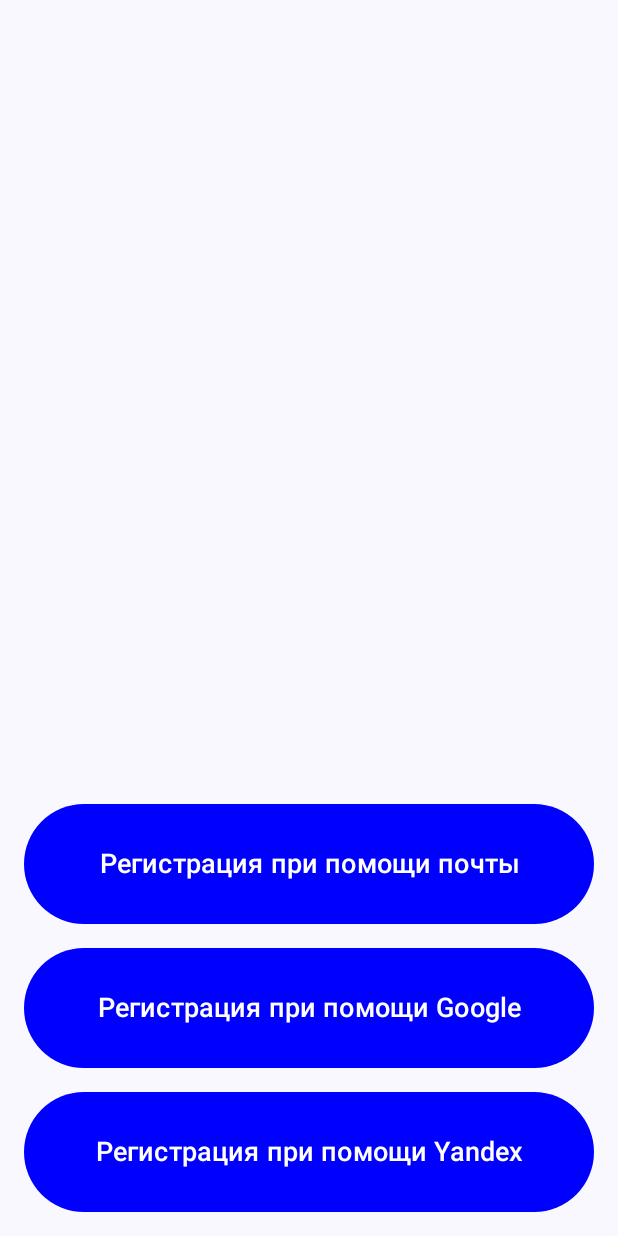
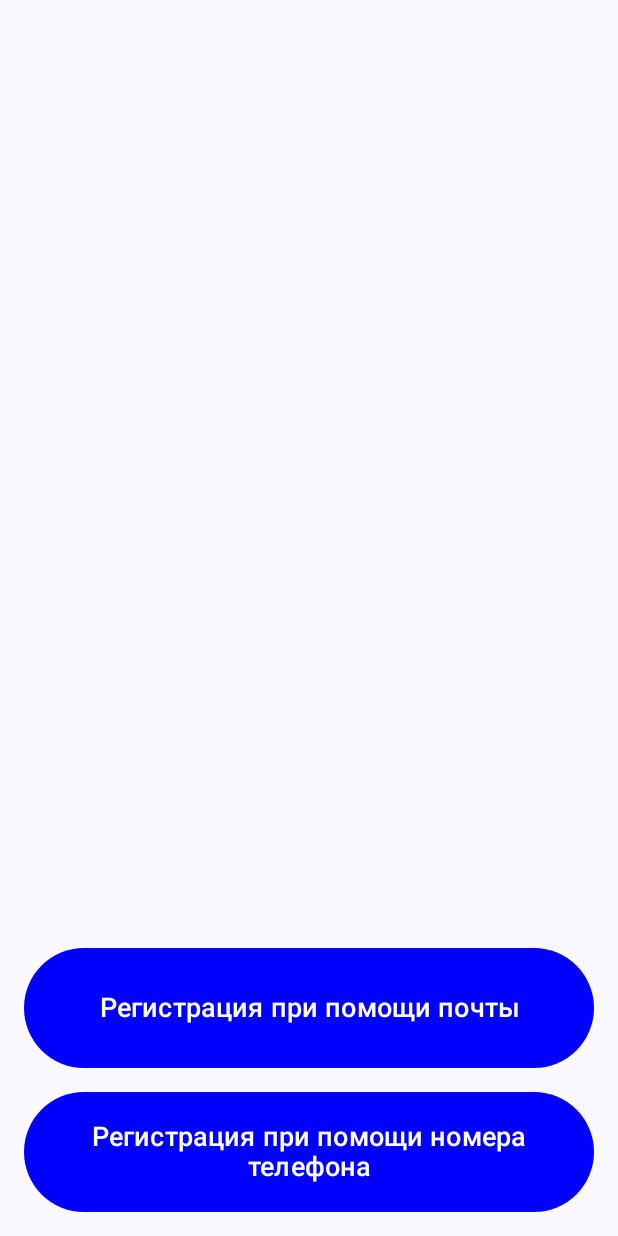
Before and after one commit to khrishchanovich/MobileAppOfVolunteerAssistance, an Android app built with Jetpack Compose: the PreRegistrationActivity screen opened directly, with no data from a screen before it, on a phone screen of 412 x 824 dp. Run offline under Robolectric (Android 15) with nearby library versions, the phone set to English and light mode, and no system bars.

Commit message:
refactor: replace methods of registration

```diff
--- a/VolunteerAssistance/app/src/main/java/com/example/volunteerassistance/PreRegistrationActivity.kt
+++ b/VolunteerAssistance/app/src/main/java/com/example/volunteerassistance/PreRegistrationActivity.kt
@@ -69,21 +69,7 @@ fun PreRegistrationScreen() {
                     .height(80.dp)
             ) {
                 Text(
-                    "Регистрация при помощи Google",
-                    fontSize = 18.sp,
-                    color = Color.White,
-                    textAlign = TextAlign.Center)
-            }
-
-            Button (
-                onClick = { },
-                colors = ButtonDefaults.buttonColors(containerColor = Color.Blue),
-                modifier = Modifier
-                    .fillMaxWidth()
-                    .height(80.dp)
-            ) {
-                Text(
-                    "Регистрация при помощи Yandex",
+                    "Регистрация при помощи номера телефона",
                     fontSize = 18.sp,
                     color = Color.White,
                     textAlign = TextAlign.Center)
```
